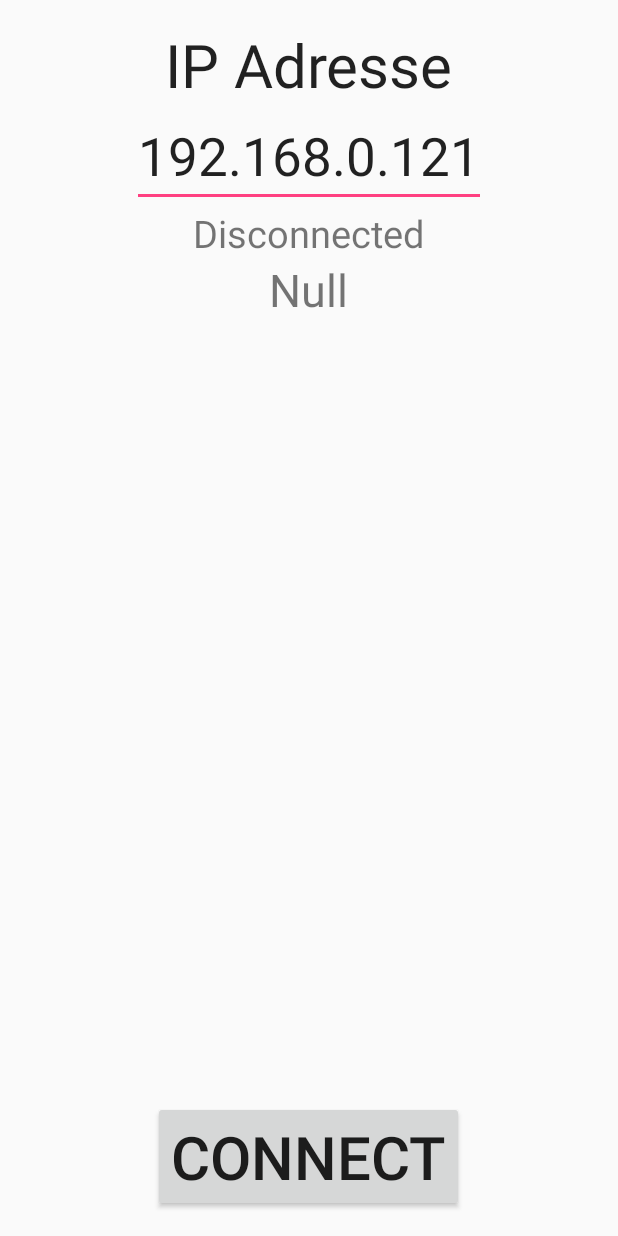
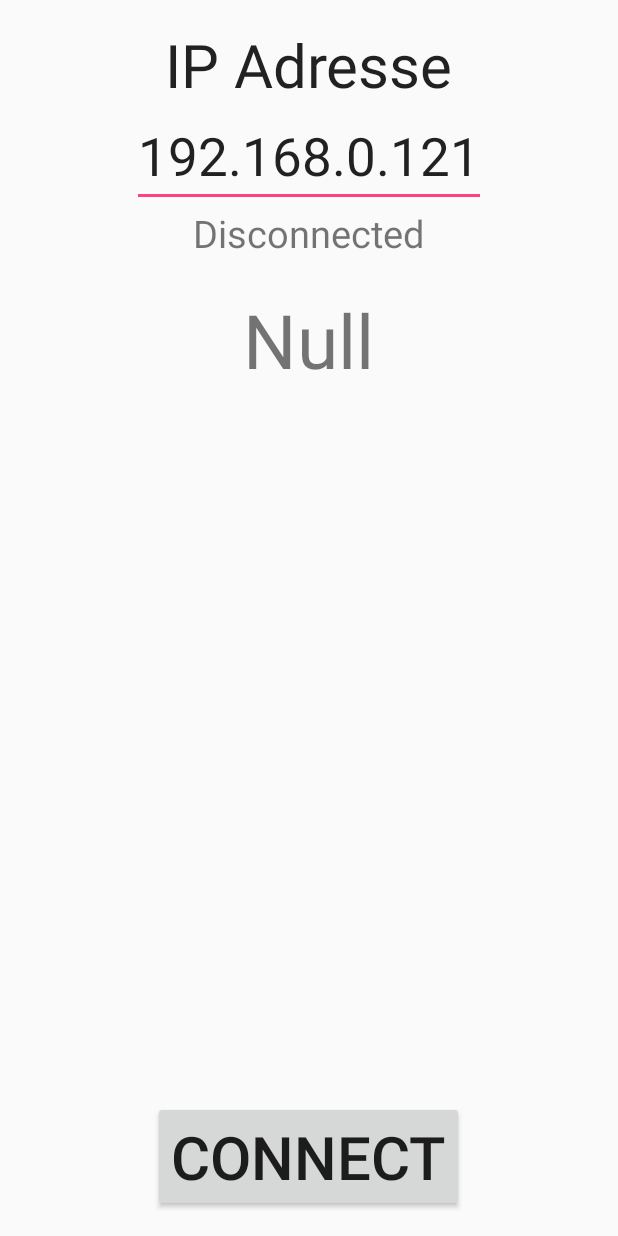
Before and after one commit to Dragonking3x/Adrioid, an Android app: the layout activity_main.xml on its own in the app's theme, with its tools: preview values and no code run, on a phone screen of 412 x 824 dp. Run offline under Robolectric (Android 15) with nearby library versions, the phone set to English and light mode, and no system bars.

Commit message:
text sinze

```diff
--- a/LoLAleartKopie - Kopie/app/src/main/res/layout/activity_main.xml
+++ b/LoLAleartKopie - Kopie/app/src/main/res/layout/activity_main.xml
@@ -44,7 +44,8 @@
         android:id="@+id/gameInfoTxt"
         android:layout_below="@+id/connectTxt"
         android:layout_centerHorizontal="true"
-        android:textSize="30dp" />
+        android:textSize="50dp"
+        android:paddingTop="20dp" />
 
     <Button
         android:layout_width="wrap_content"
```
